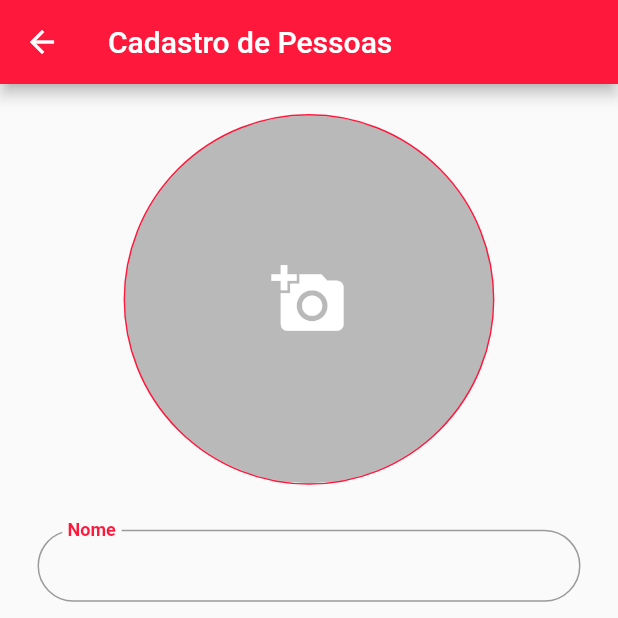
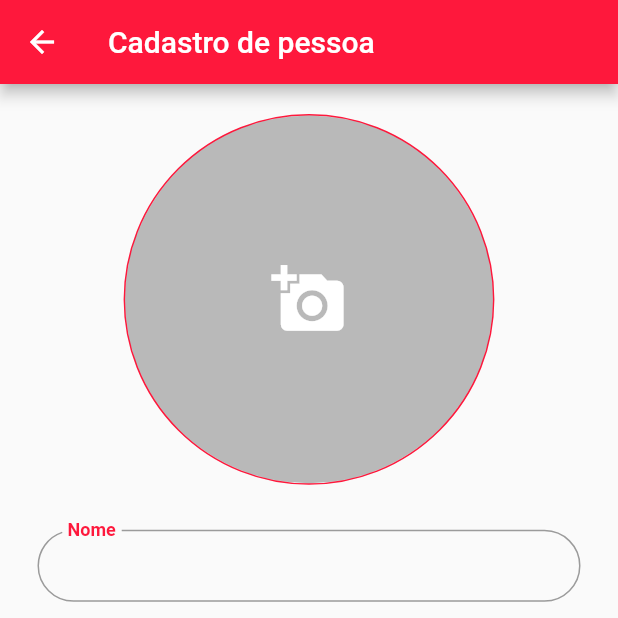
Before and after one commit to Allanfd12/app-cadastro-pessoas, a Flutter app: the CadastroPessoa screen opened by its route, on a phone screen of 412 x 824 dp, the top half of it. Run offline on Flutter 3.47's test engine with Material 2 defaults, Android fonts, the phone set to English and light mode, and no system bars; our stand-ins replace camera.

Commit message:
criada classe pessoa, para gerir os dados de pessoa

```diff
--- a/lib/cadastro.dart
+++ b/lib/cadastro.dart
@@ -3,11 +3,19 @@ import 'dart:io';
 import 'package:flutter/material.dart';
 import 'package:flutter/services.dart';
 import 'package:intl/intl.dart';
+
+import 'model/pessoa.dart';
 import 'my_input_text.dart';
 import 'my_select.dart';
 
 class CadastroPessoa extends StatefulWidget {
-  const CadastroPessoa({Key? key}) : super(key: key);
+  Pessoa pessoa;
+  bool tipo;
+
+  CadastroPessoa({Key? key, Pessoa? pessoa, bool? edicao})
+      : pessoa = (pessoa ?? Pessoa()),
+        tipo = (edicao ?? false),
+        super(key: key);
 
   @override
   _CadastroPessoaState createState() => _CadastroPessoaState();
@@ -16,37 +24,85 @@ class CadastroPessoa extends StatefulWidget {
 class _CadastroPessoaState extends State<CadastroPessoa> {
   final _formKey = GlobalKey<FormState>();
   final _scaffoldKey = GlobalKey<ScaffoldState>();
-  final TextEditingController dataNacimento = TextEditingController();
+  final TextEditingController nome = TextEditingController();
+  final TextEditingController codigo = TextEditingController();
+  final TextEditingController dataNascimento = TextEditingController();
+  final TextEditingController sexo = TextEditingController();
+  final TextEditingController rua = TextEditingController();
+  final TextEditingController numero = TextEditingController();
+  final TextEditingController bairro = TextEditingController();
+  final TextEditingController cidade = TextEditingController();
   DateTime selectedDate = DateTime.now();
-  Image? imagem ;
+  FileImage? imagem;
+  String titulo = '';
+  String acao = '';
+  late IconData iconeAcao;
 
-    void _capturaImagem() async{
+  TextEditingValue valor(String val){
+    return TextEditingValue(
+      text: val,
+      selection: TextSelection.fromPosition(
+        TextPosition(offset: val.length),
+      ),
+    );
+  }
+  @override
+  void initState() {
+    super.initState();
+    if (widget.tipo) {
+      titulo = "Edição de pessoa";
+      acao = "Editar";
+      iconeAcao = Icons.edit_rounded;
+      if (widget.pessoa.nome != null) {
+        nome.value = valor( widget.pessoa.nome!);
+      }
+      if (widget.pessoa.codigo != null) {
+        codigo.value = valor( widget.pessoa.codigo!.toString());
+      }
+      if (widget.pessoa.sexo != null) {
+        sexo.value = valor( widget.pessoa.sexo!);
+      }
+      if (widget.pessoa.dataNascimento != null) {
+        dataNascimento.value = valor( DateFormat('dd/MM/yyyy').format(widget.pessoa.dataNascimento!));
+      }
+      if (widget.pessoa.rua != null) {
+        rua.value = valor( widget.pessoa.rua!);
+      }
+      if (widget.pessoa.numero != null) {
+        numero.value = valor( widget.pessoa.numero!.toString());
+      }
+      if (widget.pessoa.bairro != null) {
+        bairro.value = valor( widget.pessoa.bairro!);
+      }
+      if (widget.pessoa.cidade != null) {
+        cidade.value = valor( widget.pessoa.cidade!);
+      }
+    } else {
+      titulo = "Cadastro de pessoa";
+      acao = "Cadastrar";
+      iconeAcao = Icons.add_rounded;
+    }
+  }
+
+  void _capturaImagem() async {
     final resposta = await Navigator.pushNamed(context, "/camera");
-      if(resposta !=null) {
-        imagem = Image.file(
-            File(resposta.toString())
-
-        );
+    if (resposta != null) {
+      imagem = FileImage(File(resposta.toString()));
       setState(() {});
     }
   }
+
   _selectDate(BuildContext context) async {
     final DateTime? picked = await showDatePicker(
       context: context,
-      initialDate: selectedDate, // Refer step 1
+      initialDate: selectedDate,
       firstDate: DateTime(1900),
       lastDate: DateTime(2100),
     );
     if (picked != null && picked != selectedDate) {
       setState(() {
         selectedDate = picked;
-        String tmp = DateFormat('dd/MM/yyyy').format(selectedDate);
-        dataNacimento.value = TextEditingValue(
-            text: tmp,
-            selection: TextSelection.fromPosition(
-            TextPosition(offset: tmp.length),
-        ),
-        );
+        dataNascimento.value = valor( DateFormat('dd/MM/yyyy').format(widget.pessoa.dataNascimento!));
       });
     }
   }
@@ -56,110 +112,126 @@ class _CadastroPessoaState extends State<CadastroPessoa> {
     return Scaffold(
       key: _scaffoldKey,
       appBar: AppBar(
-        backgroundColor: Color.fromRGBO(254, 24, 60, 1),
-        title: Text("Cadastro de Pessoas"),
+        backgroundColor: const Color.fromRGBO(254, 24, 60, 1),
+        title: Text(titulo),
       ),
       body: SingleChildScrollView(
           child: Form(
               key: _formKey,
               child: Container(
-                  padding: EdgeInsets.all(20),
+                  padding: const EdgeInsets.all(20),
                   child: Column(
-//                crossAxisAlignment: CrossAxisAlignment.start,
                     children: [
-                      //Image.file(File(imagePath))
                       GestureDetector(
                         onTap: _capturaImagem,
                         child: Container(
-                          height: MediaQuery.of(context).size.width*0.6,
-                          width: MediaQuery.of(context).size.width*0.6,
-
+                            height: MediaQuery.of(context).size.width * 0.6,
+                            width: MediaQuery.of(context).size.width * 0.6,
                             decoration: BoxDecoration(
-                            border: Border.all(color: Color.fromRGBO(254, 24, 60, 1)),
+                              border: Border.all(
+                                  color: Color.fromRGBO(254, 24, 60, 1)),
                               shape: BoxShape.circle,
                             ),
-                          child:CircleAvatar(
-                            backgroundColor:Colors.black26,
-                            child: imagem == null? Icon(Icons.add_a_photo, size: 50, color: Colors.white,) : imagem,
-                          )
-                      ),),
-                      SizedBox(
+                            child: CircleAvatar(
+                              backgroundColor: Colors.black26,
+                              foregroundImage: imagem,
+                              child: Icon(
+                                Icons.add_a_photo,
+                                size: 50,
+                                color: Colors.white,
+                              ),
+                            )),
+                      ),
+                      const SizedBox(
                         height: 20.0,
                       ),
-                      const MyInputText(
+                      MyInputText(
                         nomeCampo: "Nome",
+                        controller: nome,
                       ),
                       Row(
                         children: [
-                          Expanded(child:MyInputText(
+                          Expanded(
+                            child: MyInputText(
                               nomeCampo: "Código",
+                              controller: codigo,
                               maxLength: 20,
                               textInputType: TextInputType.number,
                               textInputFormatter: <TextInputFormatter>[
                                 FilteringTextInputFormatter.digitsOnly
                               ],
-                          ),flex: 2,),
-                          Expanded(child: MySearchableSelect(
-                              controller: TextEditingController(),
+                            ),
+                            flex: 2,
+                          ),
+                          Expanded(
+                            child: MySearchableSelect(
+                                controller: sexo,
                                 nomeCampo: "Sexo",
-                              itens: [
-                                'M',
-                                'F'
-                              ]),)
+                                itens: const ['M', 'F']),
+                          )
                         ],
                       ),
                       MyInputText(
                         nomeCampo: "Data de Nascimento",
-                        onTap:()=> _selectDate(context),
+                        onTap: () => _selectDate(context),
                         readOnly: true,
-                        controller: dataNacimento,
+                        controller: dataNascimento,
                       ),
                       Row(
                         children: [
-                          Expanded(child:MyInputText(
+                          Expanded(
+                            child: MyInputText(
                               nomeCampo: "Rua",
-                          ),flex: 2,),
-                          Expanded(child: MyInputText(
-                            nomeCampo:"Número",
+                              controller: rua,
+                            ),
+                            flex: 2,
+                          ),
+                          Expanded(
+                            child: MyInputText(
+                              nomeCampo: "Número",
+                              controller: numero,
                               maxLength: 7,
                               textInputType: TextInputType.number,
                               textInputFormatter: <TextInputFormatter>[
                                 FilteringTextInputFormatter.digitsOnly
                               ],
-                          ),)
+                            ),
+                          )
                         ],
                       ),
                       MyInputText(
                         nomeCampo: "Bairro",
+                        controller: bairro,
                       ),
                       MyInputText(
                         nomeCampo: "Cidade",
+                        controller: cidade,
                       ),
                       Row(children: [
                         Expanded(
                             child: Padding(
-                                padding:
-                                EdgeInsets.only(top: 10),
+                                padding: const EdgeInsets.only(top: 10),
                                 child: ElevatedButton.icon(
-                                  onPressed: ()=>{},
+                                  onPressed: () => {},
                                   style: ButtonStyle(
-                                      shape: MaterialStateProperty.all<RoundedRectangleBorder>(
+                                      shape: MaterialStateProperty.all<
+                                              RoundedRectangleBorder>(
                                           RoundedRectangleBorder(
-                                              borderRadius: BorderRadius.circular(32.0),
-                                              side: BorderSide(color: Colors.red)
-                                          )
-                                      ),
-                                      backgroundColor: MaterialStateProperty.all<Color>(Color.fromRGBO(254, 24, 60, 1))
-                                  ),
-                                  label: const Padding(
-                                      padding: EdgeInsets.all(10),
+                                              borderRadius:
+                                                  BorderRadius.circular(32.0),
+                                              side: BorderSide(
+                                                  color: Colors.red))),
+                                      backgroundColor:
+                                          MaterialStateProperty.all<Color>(
+                                              Color.fromRGBO(254, 24, 60, 1))),
+                                  label:  Padding(
+                                      padding: const EdgeInsets.all(10),
                                       child: Text(
-                                        "Cadastrar",
-                                        style: TextStyle(fontSize: 20),
+                                        acao,
+                                        style: const TextStyle(fontSize: 20),
                                       )),
-                                  icon: const Icon(Icons.add_rounded),
-                                )
-                            ))
+                                  icon:  Icon(iconeAcao),
+                                )))
                       ]),
                     ],
                   )))),
--- a/lib/camera_control.dart
+++ b/lib/camera_control.dart
@@ -41,7 +41,7 @@ class TakePictureScreenState extends State<TakePictureScreen> {
   }  @override
   Widget build(BuildContext context) {
     return Scaffold(
-      appBar: AppBar(title: const Text('Take a picture')),
+      appBar: AppBar(title: const Text('Tire uma foto'),backgroundColor: Color.fromRGBO(254, 24, 60, 1),),
       // You must wait until the controller is initialized before displaying the
       // camera preview. Use a FutureBuilder to display a loading spinner until the
       // controller has finished initializing.
@@ -57,8 +57,9 @@ class TakePictureScreenState extends State<TakePictureScreen> {
           }
         },
       ),
+      floatingActionButtonLocation:FloatingActionButtonLocation.centerFloat,
       floatingActionButton: FloatingActionButton(
-
+        backgroundColor: Color.fromRGBO(254, 24, 60, 1),
         // Provide an onPressed callback.
         onPressed: () async {
           // Take the Picture in a try / catch block. If anything goes wrong,
--- a/lib/main.dart
+++ b/lib/main.dart
@@ -23,7 +23,7 @@ Future<void> main() async {
       ),
       routes:{
         //"/cadastro": (context)=> CadastroPessoa(),
-        "/cadastro": (context)=> const CadastroPessoa(),
+        "/cadastro": (context)=>  CadastroPessoa(),
         "/pessoas": (context)=> const Pessoas(),
         "/camera":(context)=>TakePictureScreen(
           // Pass the appropriate camera to the TakePictureScreen widget.
--- /dev/null
+++ b/lib/model/pessoa.dart
@@ -0,0 +1,12 @@
+class Pessoa {
+  String? nome;
+  int? codigo;
+    String? sexo;
+    DateTime? dataNascimento;
+  String? rua;
+  int? numero;
+  String? bairro;
+  String? cidade;
+  String? imagemPath;
+  Pessoa({this.nome,this.codigo,this.sexo,this.dataNascimento,this.rua,this.numero,this.bairro,this.cidade, this.imagemPath});
+}
--- a/lib/my_select.dart
+++ b/lib/my_select.dart
@@ -7,7 +7,7 @@ class MySearchableSelect extends StatefulWidget {
   final FormFieldSetter<String>? onSaved;
   MySearchableSelect(
       {Key? key, required this.nomeCampo, required this.itens, TextEditingController? controller, this.onSaved})
-      : this.controller = (controller != null? controller:  TextEditingController()),super(key: key) ;
+      : this.controller = (controller ?? TextEditingController()),super(key: key) ;
 
   @override
   _MySearchableSelectState createState() => _MySearchableSelectState();
@@ -76,7 +76,7 @@ class _MySearchableSelectState extends State<MySearchableSelect> {
                     _search(texto);
                   }),
                   autofocus: true),
-              content: Container(
+              content: SizedBox(
                   height: MediaQuery.of(context).size.height,
                   width: MediaQuery.of(context).size.width,
                   child: Scrollbar(
--- a/lib/pessoas.dart
+++ b/lib/pessoas.dart
@@ -1,4 +1,7 @@
 import 'package:flutter/material.dart';
+
+import 'cadastro.dart';
+import 'model/pessoa.dart';
 
 class Pessoas extends StatefulWidget {
   const Pessoas({Key? key}) : super(key: key);
@@ -8,6 +11,15 @@ class Pessoas extends StatefulWidget {
 }
 
 class _PessoasState extends State<Pessoas> {
+
+  void _verPessoa(){
+    Navigator.push(
+      context,
+      MaterialPageRoute(
+        builder: (context) => CadastroPessoa(pessoa:Pessoa(nome: "Allan França Dutra"), edicao: true,),
+      ),
+    );
+  }
   @override
   Widget build(BuildContext context) {
     return Scaffold(
@@ -15,13 +27,13 @@ class _PessoasState extends State<Pessoas> {
           backgroundColor: Color.fromRGBO(254, 24, 60, 1),
           title: Text("Listagem de Pessoas"),
         ),
-        body: Container(
-          child: ListView.builder(
+        body: ListView.builder(
           itemCount: 20,
           itemBuilder: (BuildContext context, int index) {
             return ListTile(
               title: Text('Primary text'),
               subtitle: Text('Secondary text'),
+              onTap: _verPessoa,
               leading:Container(
                   width: 60.0,
                   height: 60.0,
@@ -29,12 +41,11 @@ class _PessoasState extends State<Pessoas> {
                       shape: BoxShape.circle,
                       image: DecorationImage(
                           fit: BoxFit.fill,
-                            image: AssetImage('imagens/pp.jfif')
+                          image: NetworkImage('https://upload.wikimedia.org/wikipedia/commons/thumb/7/7e/Circle-icons-profile.svg/1024px-Circle-icons-profile.svg.png')
                       )
-                    )),// Image(image: AssetImage('imagens/pp.jfif')),
-                trailing: Text('Metadata'),);
+                  )),
+            );
           },
-          ),
         ));
   }
 }
```
Lines whose indentation alone changed are shown as unchanged.
